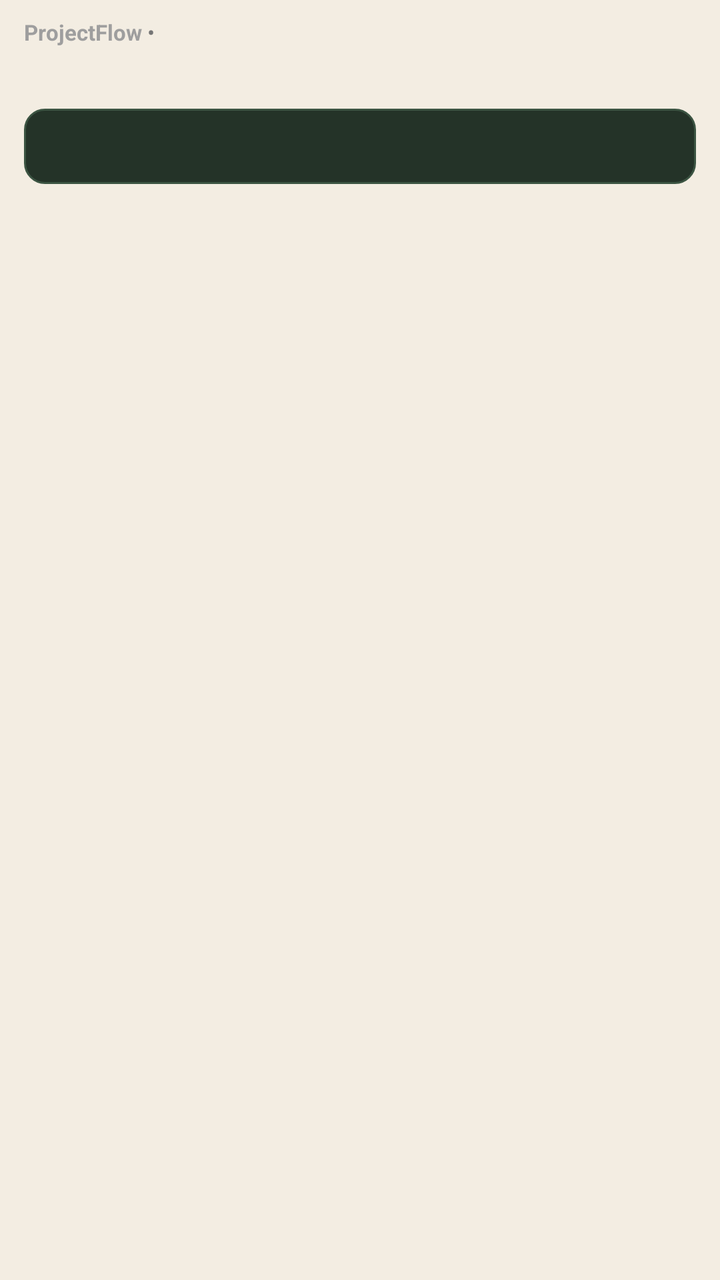
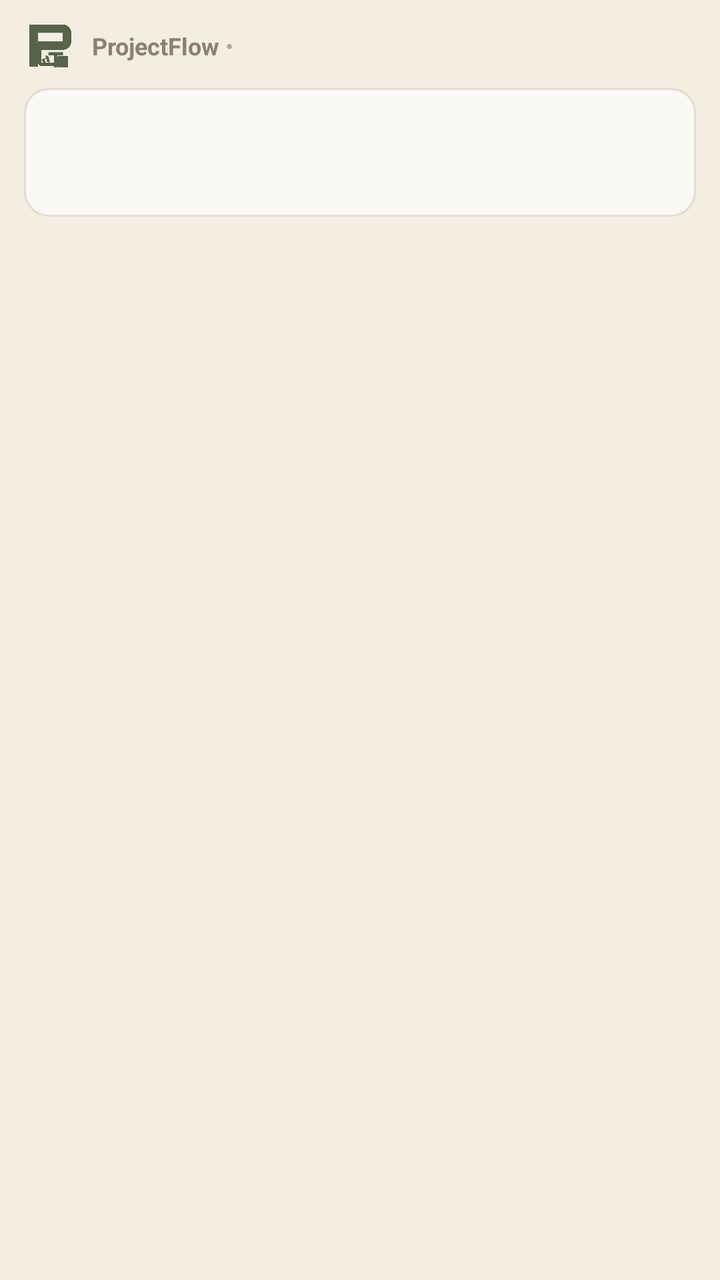

Screens rendered from an Android XML layout before and after an edit, with the pre-edit source and the edit as a unified diff.
<!-- AndroidManifest.xml: application theme Theme.ProjectFlow -->
<!-- res/layout/notification_chat_expanded.xml -->
<?xml version="1.0" encoding="utf-8"?>
<LinearLayout xmlns:android="http://schemas.android.com/apk/res/android"
    android:layout_width="match_parent"
    android:layout_height="wrap_content"
    android:orientation="vertical"
    android:paddingStart="12dp"
    android:paddingTop="8dp"
    android:paddingEnd="12dp"
    android:paddingBottom="8dp">

    
    <LinearLayout
        android:layout_width="match_parent"
        android:layout_height="wrap_content"
        android:gravity="center_vertical"
        android:orientation="horizontal">

        <TextView
            android:layout_width="wrap_content"
            android:layout_height="wrap_content"
            android:text="ProjectFlow"
            android:textColor="#9E9E9E"
            android:textSize="11sp"
            android:textStyle="bold" />

        <TextView
            android:layout_width="wrap_content"
            android:layout_height="wrap_content"
            android:text=" • "
            android:textColor="#757575"
            android:textSize="11sp" />

        <TextView
            android:id="@+id/notifChannelExpanded"
            android:layout_width="0dp"
            android:layout_height="wrap_content"
            android:layout_weight="1"
            android:textColor="#52B788"
            android:textSize="12sp"
            android:textStyle="bold" />

        <TextView
            android:id="@+id/notifTimeExpanded"
            android:layout_width="wrap_content"
            android:layout_height="wrap_content"
            android:textColor="#9E9E9E"
            android:textSize="11sp" />
    </LinearLayout>

    
    <TextView
        android:id="@+id/notifSenderExpanded"
        android:layout_width="match_parent"
        android:layout_height="wrap_content"
        android:layout_marginTop="6dp"
        android:textColor="#FFFFFF"
        android:textSize="14sp"
        android:textStyle="bold" />

    
    <LinearLayout
        android:layout_width="match_parent"
        android:layout_height="wrap_content"
        android:layout_marginTop="5dp"
        android:background="@drawable/bg_notif_bubble"
        android:orientation="vertical"
        android:padding="10dp">

        <TextView
            android:id="@+id/notifMessageExpanded"
            android:layout_width="match_parent"
            android:layout_height="wrap_content"
            android:lineSpacingExtra="2dp"
            android:textColor="#FFFFFF"
            android:textSize="13sp" />
    </LinearLayout>

</LinearLayout>
<!-- resources referenced by this layout -->
<resources>
  <!-- drawable bg_notif_bubble (drawable) -->
  <?xml version="1.0" encoding="utf-8"?>
  <shape xmlns:android="http://schemas.android.com/apk/res/android"
      android:shape="rectangle">
      <solid android:color="#243328" />
      <stroke
          android:width="1dp"
          android:color="#3B5442" />
      <corners android:radius="10dp" />
  </shape>
  <style name="Theme.ProjectFlow" parent="Theme.MaterialComponents.DayNight.NoActionBar">
          
          <item name="colorPrimary">@color/primary_earth</item>
          <item name="colorPrimaryVariant">@color/deep_earth</item>
          <item name="colorOnPrimary">@color/earth_raised</item>
  
          
          <item name="colorSecondary">@color/muted_clay</item>
          <item name="colorSecondaryVariant">@color/secondary_sand</item>
          <item name="colorOnSecondary">@color/text_main</item>
  
          
          <item name="colorPrimaryDark">#F4F2E9</item>
          <item name="android:windowDrawsSystemBarBackgrounds">true</item>
          <item name="android:statusBarColor">#F4F2E9</item>
          <item name="android:windowLightStatusBar">true</item>
  
          
          <item name="android:windowBackground">@color/earth_bg</item>
          <item name="colorSurface">@color/earth_surface</item>
          <item name="colorOnSurface">@color/text_main</item>
      </style>
  <color name="primary_earth">#795B43</color>
  <color name="deep_earth">#493628</color>
  <color name="earth_raised">#FFFDF8</color>
  <color name="muted_clay">#B69A78</color>
  <color name="secondary_sand">#D9C9B2</color>
  <color name="text_main">#30271F</color>
  <color name="earth_bg">#F3EDE2</color>
  <color name="earth_surface">#FBF8F1</color>
</resources>

<!-- the commit's change to res/layout/notification_chat_expanded.xml (unified diff, before → after) -->
@@ -4,9 +4,9 @@
     android:layout_height="wrap_content"
     android:orientation="vertical"
     android:paddingStart="12dp"
-    android:paddingTop="8dp"
+    android:paddingTop="10dp"
     android:paddingEnd="12dp"
-    android:paddingBottom="8dp">
+    android:paddingBottom="10dp">
 
     
     <LinearLayout
@@ -15,63 +15,75 @@
         android:gravity="center_vertical"
         android:orientation="horizontal">
 
+        <ImageView
+            android:layout_width="26dp"
+            android:layout_height="26dp"
+            android:layout_marginEnd="8dp"
+            android:contentDescription="Brand Logo"
+            android:scaleType="fitCenter"
+            android:src="@drawable/logo_clean" />
+
         <TextView
             android:layout_width="wrap_content"
             android:layout_height="wrap_content"
             android:text="ProjectFlow"
-            android:textColor="#9E9E9E"
-            android:textSize="11sp"
+            android:textColor="#8C8072"
+            android:textSize="12sp"
             android:textStyle="bold" />
 
         <TextView
             android:layout_width="wrap_content"
             android:layout_height="wrap_content"
             android:text=" • "
-            android:textColor="#757575"
-            android:textSize="11sp" />
+            android:textColor="#B0A695"
+            android:textSize="12sp" />
 
         <TextView
             android:id="@+id/notifChannelExpanded"
+            android:layout_width="wrap_content"
+            android:layout_height="wrap_content"
+            android:singleLine="true"
+            android:textColor="#47745A"
+            android:textSize="12.5sp"
+            android:textStyle="bold" />
+
+        <FrameLayout
             android:layout_width="0dp"
-            android:layout_height="wrap_content"
-            android:layout_weight="1"
-            android:textColor="#52B788"
-            android:textSize="12sp"
-            android:textStyle="bold" />
+            android:layout_height="1dp"
+            android:layout_weight="1" />
 
         <TextView
             android:id="@+id/notifTimeExpanded"
             android:layout_width="wrap_content"
             android:layout_height="wrap_content"
-            android:textColor="#9E9E9E"
+            android:textColor="#8C8072"
             android:textSize="11sp" />
     </LinearLayout>
-
-    
-    <TextView
-        android:id="@+id/notifSenderExpanded"
-        android:layout_width="match_parent"
-        android:layout_height="wrap_content"
-        android:layout_marginTop="6dp"
-        android:textColor="#FFFFFF"
-        android:textSize="14sp"
-        android:textStyle="bold" />
 
     
     <LinearLayout
         android:layout_width="match_parent"
         android:layout_height="wrap_content"
-        android:layout_marginTop="5dp"
+        android:layout_marginTop="8dp"
         android:background="@drawable/bg_notif_bubble"
         android:orientation="vertical"
-        android:padding="10dp">
+        android:padding="12dp">
+
+        <TextView
+            android:id="@+id/notifSenderExpanded"
+            android:layout_width="match_parent"
+            android:layout_height="wrap_content"
+            android:textColor="#261E17"
+            android:textSize="13.5sp"
+            android:textStyle="bold" />
 
         <TextView
             android:id="@+id/notifMessageExpanded"
             android:layout_width="match_parent"
             android:layout_height="wrap_content"
+            android:layout_marginTop="4dp"
             android:lineSpacingExtra="2dp"
-            android:textColor="#FFFFFF"
+            android:textColor="#403328"
             android:textSize="13sp" />
     </LinearLayout>
 
<!-- resource entries referenced after the edit -->
@@ -4,12 +4,13 @@
   <?xml version="1.0" encoding="utf-8"?>
   <shape xmlns:android="http://schemas.android.com/apk/res/android"
       android:shape="rectangle">
-      <solid android:color="#243328" />
+      <solid android:color="#FBF9F3" />
       <stroke
           android:width="1dp"
-          android:color="#3B5442" />
-      <corners android:radius="10dp" />
+          android:color="#E2DDD0" />
+      <corners android:radius="12dp" />
   </shape>
+  <!-- drawable logo_clean: png bitmap (drawable, 64411 bytes) -->
   <style name="Theme.ProjectFlow" parent="Theme.MaterialComponents.DayNight.NoActionBar">
           
           <item name="colorPrimary">@color/primary_earth</item>
